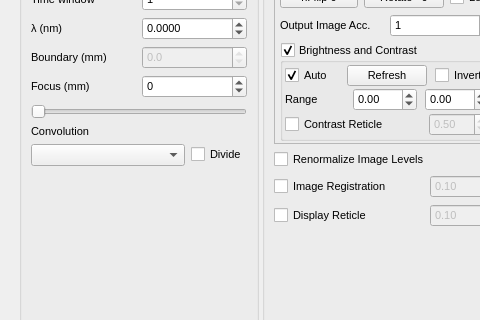
Before: the Qt Designer form Ui/assets/ui/mainwindow.ui in DigitalHolography/Holovibes, drawn with Qt 5; both pictures show x 0 to 480 and y 291 to 611 of the 1291 by 815 pixel window.
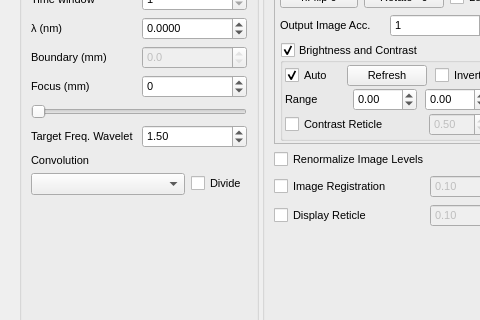
After: the same form once the commit is applied. Custom widgets are drawn as their Qt base class.

Commit message: variable freq

The edit to the form file:
```diff
--- a/Ui/assets/ui/mainwindow.ui
+++ b/Ui/assets/ui/mainwindow.ui
@@ -553,6 +553,55 @@
              </property>
             </widget>
            </item>
+
+           <item row="8" column="0">
+    <widget class="QLabel" name="TargetFrequencyWaveletLabel">
+        <property name="toolTip">
+            <string>Target frequency for wavelet transformation</string>
+        </property>
+        <property name="text">
+            <string>Target Freq. Wavelet</string>
+        </property>
+        <property name="alignment">
+            <set>Qt::AlignLeading|Qt::AlignLeft|Qt::AlignVCenter</set>
+        </property>
+        <property name="visible">
+            <bool>false</bool>
+        </property>
+    </widget>
+</item>
+<item row="8" column="1">
+    <widget class="QDoubleSpinBox" name="TargetFrequencyWaveletDoubleSpinBox">
+        <property name="sizePolicy">
+            <sizepolicy hsizetype="Ignored" vsizetype="Fixed">
+                <horstretch>0</horstretch>
+                <verstretch>0</verstretch>
+            </sizepolicy>
+        </property>
+        <property name="toolTip">
+            <string>Target frequency for wavelet transformation</string>
+        </property>
+        <property name="decimals">
+            <number>2</number>
+        </property>
+        <property name="minimum">
+            <double>0.010000000000000</double>
+        </property>
+        <property name="maximum">
+            <double>100.000000000000000</double>
+        </property>
+        <property name="singleStep">
+            <double>0.100000000000000</double>
+        </property>
+        <property name="value">
+            <double>1.500000000000000</double>
+        </property>
+        <property name="visible">
+            <bool>false</bool>
+        </property>
+    </widget>
+</item>
+
           </layout>
          </item>
          <item>
```
Left out of the diff: 2 changed lines with no effect on the pictures. The commit also changes 13 other files.
